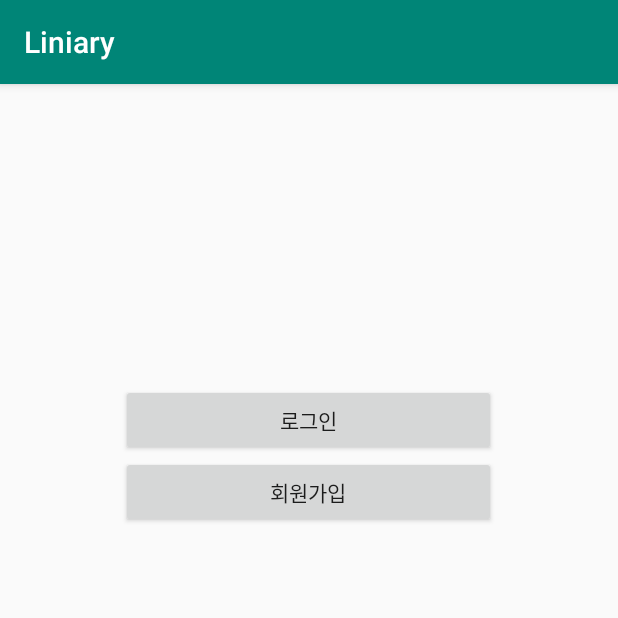
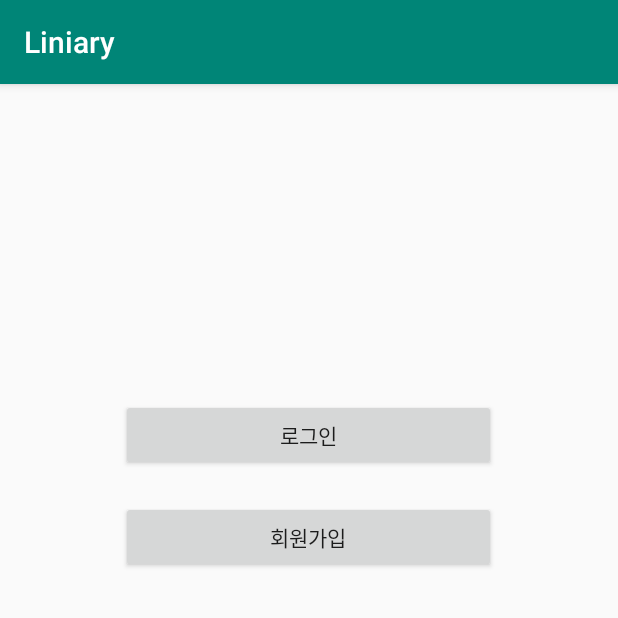
Before and after one commit to Lin-iary/Lin-iary_ANDROID, an Android app: the screen it shows after launch (MainActivity), on a phone screen of 412 x 824 dp, the top half of it. Run offline under Robolectric (Android 15) with nearby library versions, the phone set to English and light mode, and no system bars.

Commit message:
main xml 조금 건드리기

```diff
--- a/app/src/main/res/layout/activity_main.xml
+++ b/app/src/main/res/layout/activity_main.xml
@@ -10,11 +10,11 @@
             android:layout_width="match_parent"
             android:layout_height="match_parent"
             android:orientation="vertical"
-            android:paddingHorizontal="40dp"
+
             android:paddingBottom="40dp"
             android:layout_gravity="center" >
         <ImageView
-                android:layout_width="wrap_content"
+                android:layout_width="match_parent"
                 android:layout_height="wrap_content"
                 android:layout_gravity="center"
                 android:layout_marginTop="100dp"
@@ -27,6 +27,8 @@
                 android:layout_gravity="center"
                 android:layout_width="250dp"
                 android:layout_height="wrap_content"
+                android:layout_marginVertical="10dp"
+
 
                 android:id="@+id/btnMainLogin"
 
@@ -36,6 +38,7 @@
                 android:layout_gravity="center"
                 android:layout_width="250dp"
                 android:layout_height="wrap_content"
+                android:layout_marginVertical="10dp"
                 android:id="@+id/btnMainSignup"
         />
     </LinearLayout>
```
